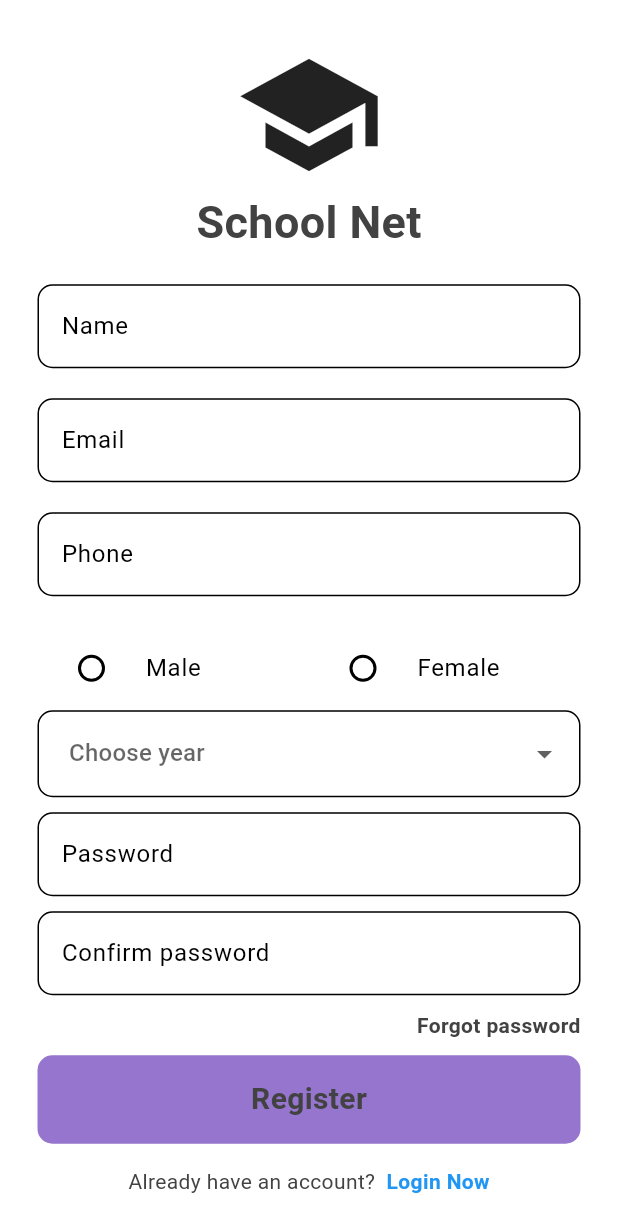
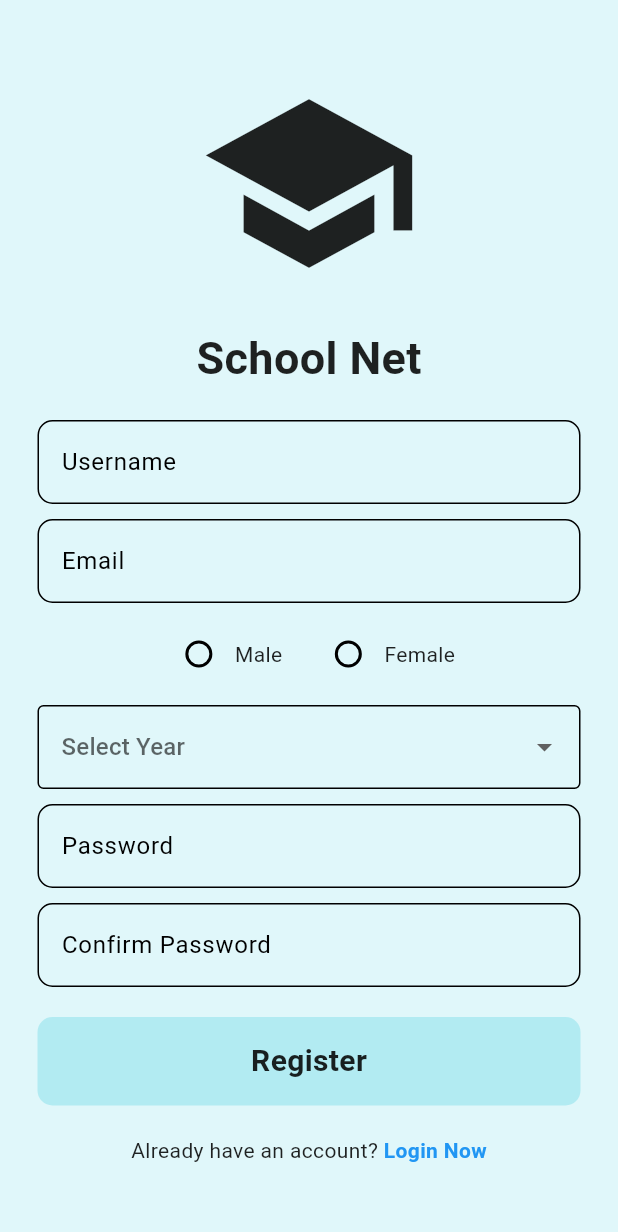
Before and after one commit to snow345676/school_forum, a Flutter app: the screen it shows after launch, after a tap on "Register Now", on a phone screen of 412 x 824 dp. Shown: the top 1232 px of the screen. Run offline on Flutter 3.47's test engine with Material 3 defaults, Android fonts, the phone set to English and light mode, and no system bars; our stand-ins replace cloud_firestore, firebase_auth, firebase_core, flutter_spinkit; accounts and stored records are empty; network calls fail.

```diff
--- a/lib/Authentication/LoginPage.dart
+++ b/lib/Authentication/LoginPage.dart
@@ -1,23 +1,63 @@
+import 'package:firebase_auth/firebase_auth.dart';
 import 'package:flutter/material.dart';
 import 'package:school_forum/components/myButtons.dart';
 import 'package:school_forum/components/myTextField.dart';
+import 'package:school_forum/helper/helper.dart';
+import 'package:school_forum/screens/profile.dart';
 
 class Loginpage extends StatefulWidget {
   final void Function()? onTap;
 
-  const Loginpage({super.key, required this.onTap}); // <-- Fix here
+  Loginpage({super.key, required this.onTap});
 
   @override
   State<Loginpage> createState() => _LoginpageState();
 }
 
 class _LoginpageState extends State<Loginpage> {
+  //text controller
   TextEditingController emailController = TextEditingController();
+
   TextEditingController passwordController = TextEditingController();
+
+  void Login() async {
+    //show loading circle
+
+    showDialog(
+        context: context,
+        builder: (context) => Center(
+          child: CircularProgressIndicator(),
+        ));
+
+
+    //try sign in
+
+    try {
+      await FirebaseAuth.instance.signInWithEmailAndPassword(
+          email: emailController.text.trim(),
+          password: passwordController.text.trim()
+      );
+
+      print("success login");
+
+      Navigator.pop(context);
+
+      Navigator.pushReplacement(
+        context,
+        MaterialPageRoute(builder: (context) =>profile()),
+      );
+      //display any error
+    } on FirebaseAuthException catch (e) {
+      //pop loading
+      Navigator.pop(context);
+      displayMessageToUser(e.code, context);
+    }
+  }
 
   @override
   Widget build(BuildContext context) {
     return Scaffold(
+      backgroundColor: Theme.of(context).colorScheme.background,
       body: Center(
         child: SingleChildScrollView(
           child: Padding(
@@ -25,13 +65,21 @@ class _LoginpageState extends State<Loginpage> {
             child: Column(
               mainAxisAlignment: MainAxisAlignment.center,
               children: [
-                // Icon
-                Icon(Icons.school, size: 150),
+                // logo
+                Icon(
+                    Icons.school,
+                    size: 150,
+                    color: Theme.of(context).colorScheme.inversePrimary,
+                ),
+
+                const SizedBox(height: 25),
 
                 // App name
                 Text(
                   "School Net",
-                  style: TextStyle(fontSize: 30, fontWeight: FontWeight.bold),
+                  style: TextStyle(
+                      fontSize: 30,
+                      fontWeight: FontWeight.bold),
                 ),
 
                 SizedBox(height: 20),
@@ -68,9 +116,7 @@ class _LoginpageState extends State<Loginpage> {
                 // Login button
                 myButtons(
                   text: "Login",
-                  onTap: () {
-                    // Add login logic here
-                  },
+                  onTap: Login
                 ),
 
                 SizedBox(height: 15),
--- a/lib/Authentication/RegisterPage.dart
+++ b/lib/Authentication/RegisterPage.dart
@@ -1,11 +1,12 @@
 import 'package:firebase_auth/firebase_auth.dart';
 import 'package:flutter/material.dart';
-import '../components/myButtons.dart';
-import '../components/myTextField.dart';
-import '../helper/helper.dart';
+import 'package:school_forum/components/myButtons.dart';
+import 'package:school_forum/components/myTextField.dart';
+import 'package:school_forum/helper/helper.dart';
 
 class RegisterPage extends StatefulWidget {
   final void Function()? onTap;
+
   const RegisterPage({super.key, required this.onTap});
 
   @override
@@ -13,216 +14,119 @@ class RegisterPage extends StatefulWidget {
 }
 
 class _RegisterPageState extends State<RegisterPage> {
-  final List<String> year = [
-    'First Year',
-    'Second Year',
-    'Third Year',
-    'Fourth Year',
-    'Fifth Year'
-  ];
-  String? selectedYear;
-  String? selectedGender;
-
-  final TextEditingController nameController = TextEditingController();
   final TextEditingController emailController = TextEditingController();
-  final TextEditingController phoneController = TextEditingController();
   final TextEditingController passwordController = TextEditingController();
   final TextEditingController confirmPasswordController = TextEditingController();
+  final TextEditingController usernameController = TextEditingController();
 
-  void registerUser ()  async {
-    //show loading circle
+  String? selectedGender;
+  String? selectedYear;
+
+  void register() async {
     showDialog(
       context: context,
-      builder: (context) => const Center(
-        child: CircularProgressIndicator(),
-      )
+      builder: (context) => const Center(child: CircularProgressIndicator()),
     );
-    //make sure password match
 
-    if(passwordController.text != confirmPasswordController.text) {
+    if (passwordController.text != confirmPasswordController.text) {
       Navigator.pop(context);
-      //show error message to user
-      displayMessageToUser("Password don't match",context);
+      displayMessageToUser("Passwords do not match", context);
+      return;
     }
-    //try creating the user
+
     try {
-      //create user
-     UserCredential? userCredential = await FirebaseAuth.instance.createUserWithEmailAndPassword(
+      await FirebaseAuth.instance.createUserWithEmailAndPassword(
         email: emailController.text.trim(),
-         password: passwordController.text.trim());
-
-  //pop loading circle
-     Navigator.pop(context);
-    } on
-      FirebaseAuthException catch (e) {
-        //pop loading circle
+        password: passwordController.text.trim(),
+      );
 
       Navigator.pop(context);
+      print("Registration success");
+    } on FirebaseAuthException catch (e) {
+      Navigator.pop(context);
+      displayMessageToUser(e.code, context);
     }
-
   }
 
   @override
   Widget build(BuildContext context) {
     return Scaffold(
+      backgroundColor: Theme.of(context).colorScheme.background,
       body: Center(
         child: SingleChildScrollView(
-          child: Padding(
-            padding: const EdgeInsets.all(25.0),
+          padding: const EdgeInsets.all(25),
           child: Column(
+            children: [
+              const Icon(Icons.school, size: 150),
+              const SizedBox(height: 20),
+              const Text("School Net", style: TextStyle(fontSize: 30, fontWeight: FontWeight.bold)),
+              const SizedBox(height: 20),
+
+              myTextField(hintText: "Username", obscureText: false, controller: usernameController),
+              const SizedBox(height: 10),
+              myTextField(hintText: "Email", obscureText: false, controller: emailController),
+              const SizedBox(height: 10),
+
+              // Gender Radio
+              Row(
                 mainAxisAlignment: MainAxisAlignment.center,
-              children: [
-                Icon(Icons.school, size: 100),
-                Text(
-                  "School Net",
-                  style: TextStyle(fontSize: 30, fontWeight: FontWeight.bold),
-                ),
-                SizedBox(height: 20),
-
-                // Name
-                myTextField(
-                  hintText: "Name",
-                  obscureText: false,
-                  controller: nameController,
-                ),
-                SizedBox(height: 20),
-
-                // Email
-                myTextField(
-                  hintText: "Email",
-                  obscureText: false,
-                  controller: emailController,
-                ),
-                SizedBox(height: 20),
-                // Phone
-              TextField(
-                controller: phoneController,
-                decoration: InputDecoration(
-                  border: OutlineInputBorder(
-                      borderRadius: BorderRadius.circular(10)
-                  ),
-                  hintText: "Phone",
-                ),
-                obscureText: false,
-                keyboardType: TextInputType.phone,
-              ),
-
-                SizedBox(height: 20),
-
-                Column(
-                  crossAxisAlignment: CrossAxisAlignment.start,
                 children: [
                   Row(
                     children: [
-                        Expanded(
-                          child: RadioListTile<String>(
-                            title: Text('Male'),
-                            value: 'Male',
+                      Radio<String>(
+                        value: "Male",
                         groupValue: selectedGender,
-                            onChanged: (value) {
-                              setState(() {
-                                selectedGender = value;
-                              });
-                            },
+                        onChanged: (value) => setState(() => selectedGender = value),
                       ),
+                      const Text("Male"),
+                    ],
                   ),
-                        Expanded(
-                          child: RadioListTile<String>(
-                            title: Text('Female'),
-                            value: 'Female',
+                  const SizedBox(width: 20), // spacing
+                  Row(
+                    children: [
+                      Radio<String>(
+                        value: "Female",
                         groupValue: selectedGender,
-                            onChanged: (value) {
-                              setState(() {
-                                selectedGender = value;
-                              });
-                            },
+                        onChanged: (value) => setState(() => selectedGender = value),
                       ),
-                        ),
+                      const Text("Female"),
                     ],
                   ),
                 ],
               ),
 
 
+              const SizedBox(height: 10),
+
               // Year Dropdown
               DropdownButtonFormField<String>(
-                  decoration: InputDecoration(
-                    border: OutlineInputBorder(
-                        borderRadius: BorderRadius.circular(10)),
-                    contentPadding: EdgeInsets.all(17.0),
+                value: selectedYear,
+                hint: const Text("Select Year"),
+                items: ["1st Year", "2nd Year", "3rd Year", "4th Year", "5th Year"]
+                    .map((year) => DropdownMenuItem(value: year, child: Text(year)))
+                    .toList(),
+                onChanged: (value) => setState(() => selectedYear = value),
+                decoration: const InputDecoration(border: OutlineInputBorder()),
               ),
-                  items: year.map((year) {
-                    return DropdownMenuItem(value: year, child: Text(year));
-                  }).toList(),
-                  value: selectedYear,
-                  hint: Text("Choose year"),
-                  onChanged: (newValue) {
-                    setState(() {
-                      selectedYear = newValue;
-                    });
-                  },
-                  validator: (value) =>
-                  value == null ? "Please select your year" : null,
-                ),
-                SizedBox(height: 10),
 
-                // Password
-                myTextField(
-                  hintText: "Password",
-                  obscureText: true,
-                  controller: passwordController,
-                ),
-                SizedBox(height: 10),
+              const SizedBox(height: 10),
 
-                // Confirm Password
-                myTextField(
-                  hintText: "Confirm password",
-                  obscureText: true,
-                  controller: confirmPasswordController,
-                ),
-                SizedBox(height: 10),
+              myTextField(hintText: "Password", obscureText: true, controller: passwordController),
+              const SizedBox(height: 10),
+              myTextField(hintText: "Confirm Password", obscureText: true, controller: confirmPasswordController),
 
-                // Forgot Password
-                Row(
-                  mainAxisAlignment: MainAxisAlignment.end,
-                  children: [
-                    Text(
-                      "Forgot password",
-                      style: TextStyle(fontWeight: FontWeight.bold),
-                    ),
-                  ],
-                ),
-                SizedBox(height: 10),
+              const SizedBox(height: 20),
+              myButtons(text: "Register", onTap: register),
 
-                // Register Button
-                myButtons(
-                  text: "Register",
-                  onTap: () {
-                    if (passwordController.text !=
-                        confirmPasswordController.text) {
-                      ScaffoldMessenger.of(context).showSnackBar(SnackBar(
-                        content: Text("Passwords do not match"),
-                      ));
-                      return;
-                    }
+              const SizedBox(height: 20),
 
-                    // Registration logic here...
-                  },
-                ),
-                SizedBox(height: 15),
-
-                // Go to Login
               Row(
                 mainAxisAlignment: MainAxisAlignment.center,
                 children: [
-                    Text("Already have an account?"),
+                  const Text("Already have an account?"),
                   GestureDetector(
                     onTap: widget.onTap,
-                      child: Text(
-                        "  Login Now",
-                        style: TextStyle(
-                            fontWeight: FontWeight.bold, color: Colors.blue),
-                      ),
+                    child: const Text(" Login Now", style: TextStyle(color: Colors.blue, fontWeight: FontWeight.bold)),
                   ),
                 ],
               )
@@ -230,7 +134,6 @@ class _RegisterPageState extends State<RegisterPage> {
           ),
         ),
       ),
-      ),
     );
   }
 }
--- a/lib/Theme/lightMode.dart
+++ b/lib/Theme/lightMode.dart
@@ -3,14 +3,14 @@ import 'package:flutter/material.dart';
 ThemeData lightMode = ThemeData(
     brightness: Brightness.light,
     colorScheme: ColorScheme.light(
-        background: Colors.grey.shade200,
-        primary: Colors.deepPurple.shade300,
-        secondary: Colors.deepPurple.shade400,
-        inversePrimary: Colors.grey.shade800
+        background: Colors.cyan.shade50,
+        primary: Colors.cyan.shade100,
+        secondary: Colors.cyan.shade400,
+        inversePrimary: Colors.cyan.shade600
     ),
 
     textTheme: ThemeData.dark().textTheme.apply(
-        bodyColor: Colors.grey[800],
-        displayColor: Colors.deepPurple
+        bodyColor: Colors.black87,
+        displayColor: Colors.cyan
     )
 );
--- a/lib/components/myButtons.dart
+++ b/lib/components/myButtons.dart
@@ -4,6 +4,7 @@ import 'package:flutter/material.dart';
 class myButtons extends StatelessWidget {
   final String text;
   final void Function()? onTap;
+
   const myButtons({
     required this.text,
     required this.onTap,
--- a/lib/components/myTextField.dart
+++ b/lib/components/myTextField.dart
@@ -2,6 +2,7 @@ import 'package:flutter/cupertino.dart';
 import 'package:flutter/material.dart';
 
 class myTextField extends StatelessWidget {
+
 final String hintText;
 final bool obscureText;
 final TextEditingController controller;
--- a/lib/main.dart
+++ b/lib/main.dart
@@ -1,16 +1,21 @@
 
+import 'package:firebase_core/firebase_core.dart';
+import 'package:cloud_firestore/cloud_firestore.dart';
 import 'package:flutter/material.dart';
+import 'package:school_forum/Authentication/Auth.dart';
 import 'package:school_forum/Authentication/LoginPage.dart';
 import 'package:school_forum/Authentication/RegisterPage.dart';
 import 'package:school_forum/Authentication/toggleAuth.dart';
 import 'package:school_forum/Theme/darkMode.dart';
 import 'package:school_forum/firebase_options.dart';
+import 'package:school_forum/screens/profile.dart';
+import 'package:school_forum/screens/splash_screen.dart';
 
 import 'Theme/lightMode.dart';
 
 void main() async {
-  // WidgetsFlutterBinding.ensureInitialized();
-  // await Firebase.initializeApp(options: DefaultFirebaseOptions.currentPlatform);
+  WidgetsFlutterBinding.ensureInitialized();
+  await Firebase.initializeApp(options: DefaultFirebaseOptions.currentPlatform);
   runApp(const MyApp());
 }
 
@@ -26,6 +31,11 @@ class MyApp extends StatelessWidget {
       home: toggle(),
       theme: lightMode,
       darkTheme: darkMode,
+      // routes: {
+      //   "/auth" : (context) => auth(),
+      //   "/profile": (context) => profile()
+      // },
     );
+
   }
 }
```
Also changed, not shown: lib/Authentication/Auth.dart (added, +32 -0 lines), lib/screens/profile.dart (added, +60 -0 lines), lib/screens/splash_screen.dart (+9 -5 lines), pubspec.yaml (+7 -0 lines), pubspec.lock, 257 other files. Lines whose indentation alone changed are shown as unchanged.
